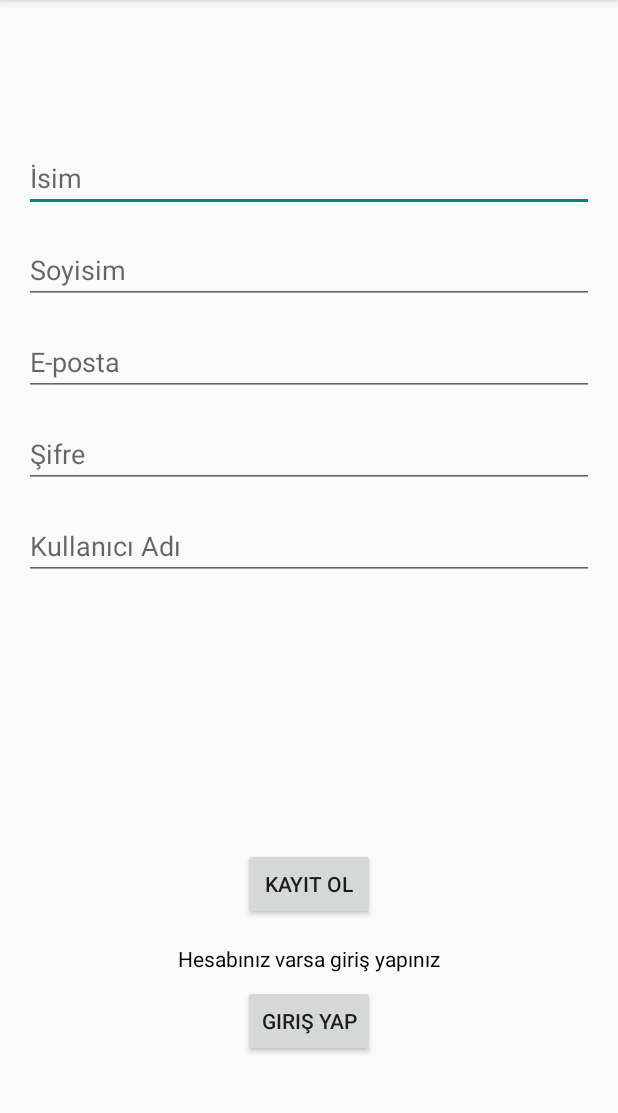
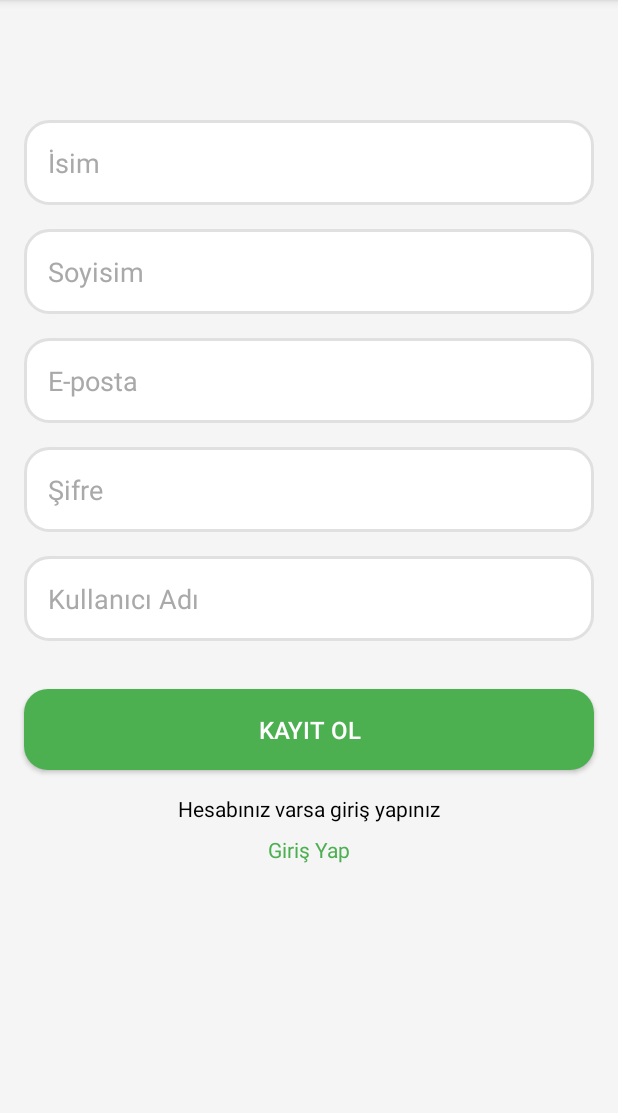
Before and after one commit to rumeysa111/calendar_app, an Android app: the screen it shows after launch (RegisterScreen), on a phone screen of 412 x 824 dp, the part 84-1197 px from its top. Run offline under Robolectric (Android 15) with nearby library versions, the phone set to English and light mode, and no system bars; our stand-ins replace Firebase (no records; nobody signed in at launch, a user with empty details on screens opened directly).

Commit message:
login register ui updated

```diff
--- a/app/src/main/java/com/example/java_proje/RegisterScreen.java
+++ b/app/src/main/java/com/example/java_proje/RegisterScreen.java
@@ -2,8 +2,10 @@ package com.example.java_proje;
 
 import android.content.Intent;
 import android.os.Bundle;
+import android.view.View;
 import android.widget.Button;
 import android.widget.EditText;
+import android.widget.TextView;
 import android.widget.Toast;
 
 import androidx.activity.EdgeToEdge;
@@ -43,11 +45,17 @@ public class RegisterScreen extends AppCompatActivity {
         // Kayıt ol butonunu buluyoruz
         Button registerButton = findViewById(R.id.register_button);
 
-        Button loginButton=findViewById(R.id.login_button);
-        loginButton.setOnClickListener(view -> {
-            Intent intent=new Intent(RegisterScreen.this,LoginScreen.class);
-            startActivity(intent);
+        TextView loginText = findViewById(R.id.login_text);
+
+        loginText.setOnClickListener(new View.OnClickListener() {
+            @Override
+            public void onClick(View v) {
+                // Giriş yap ekranına geçiş yap
+                Intent intent = new Intent(RegisterScreen.this, LoginScreen.class);
+                startActivity(intent);
+            }
         });
+
 
         // Kayıt ol butonuna tıklama olayını ekliyoruz
         registerButton.setOnClickListener(view -> {
--- /dev/null
+++ b/app/src/main/res/drawable/rounded_button.xml
@@ -0,0 +1,5 @@
+<?xml version="1.0" encoding="utf-8"?>
+<shape xmlns:android="http://schemas.android.com/apk/res/android">
+    <solid android:color="@color/button_background"/> <!-- Buton rengini ayarlayın -->
+    <corners android:radius="16dp"/> <!-- Kenar yuvarlaklığını ayarlayın -->
+</shape>
--- /dev/null
+++ b/app/src/main/res/drawable/rounded_edittext.xml
@@ -0,0 +1,11 @@
+<?xml version="1.0" encoding="utf-8"?>
+<shape xmlns:android="http://schemas.android.com/apk/res/android">
+    <!-- Background color -->
+    <solid android:color="#FFFFFF" />
+
+    <!-- Rounded corners -->
+    <corners android:radius="16dp" />
+
+    <!-- Border (optional) -->
+    <stroke android:color="#E0E0E0" android:width="2dp" />
+</shape>
--- a/app/src/main/res/layout/activity_register_screen.xml
+++ b/app/src/main/res/layout/activity_register_screen.xml
@@ -5,7 +5,8 @@
     android:id="@+id/main"
     android:layout_width="match_parent"
     android:layout_height="match_parent"
-    tools:context=".RegisterScreen">
+    tools:context=".RegisterScreen"
+    android:background="@color/background_color">
 
     <!-- İsim EditText -->
     <EditText
@@ -13,10 +14,14 @@
         android:layout_width="0dp"
         android:layout_height="wrap_content"
         android:hint="İsim"
+        android:textColor="@color/black"
+        android:textColorHint="@color/gray"
+        android:background="@drawable/rounded_edittext"
+        android:padding="16dp"
         app:layout_constraintEnd_toEndOf="parent"
         app:layout_constraintStart_toStartOf="parent"
         app:layout_constraintTop_toTopOf="parent"
-        android:layout_marginTop="96dp"
+        android:layout_marginTop="80dp"
         android:layout_marginStart="16dp"
         android:layout_marginEnd="16dp"/>
 
@@ -26,6 +31,10 @@
         android:layout_width="0dp"
         android:layout_height="wrap_content"
         android:hint="Soyisim"
+        android:textColor="@color/black"
+        android:textColorHint="@color/gray"
+        android:background="@drawable/rounded_edittext"
+        android:padding="16dp"
         app:layout_constraintEnd_toEndOf="parent"
         app:layout_constraintStart_toStartOf="parent"
         app:layout_constraintTop_toBottomOf="@id/isim_edit"
@@ -39,6 +48,10 @@
         android:layout_width="0dp"
         android:layout_height="wrap_content"
         android:hint="E-posta"
+        android:textColor="@color/black"
+        android:textColorHint="@color/gray"
+        android:background="@drawable/rounded_edittext"
+        android:padding="16dp"
         app:layout_constraintEnd_toEndOf="parent"
         app:layout_constraintStart_toStartOf="parent"
         app:layout_constraintTop_toBottomOf="@id/soyisim_edit"
@@ -53,6 +66,10 @@
         android:layout_height="wrap_content"
         android:hint="Şifre"
         android:inputType="textPassword"
+        android:textColor="@color/black"
+        android:textColorHint="@color/gray"
+        android:background="@drawable/rounded_edittext"
+        android:padding="16dp"
         app:layout_constraintEnd_toEndOf="parent"
         app:layout_constraintStart_toStartOf="parent"
         app:layout_constraintTop_toBottomOf="@id/email_edit"
@@ -66,6 +83,10 @@
         android:layout_width="0dp"
         android:layout_height="wrap_content"
         android:hint="Kullanıcı Adı"
+        android:textColor="@color/black"
+        android:textColorHint="@color/gray"
+        android:background="@drawable/rounded_edittext"
+        android:padding="16dp"
         app:layout_constraintEnd_toEndOf="parent"
         app:layout_constraintStart_toStartOf="parent"
         app:layout_constraintTop_toBottomOf="@id/password_edit"
@@ -76,36 +97,47 @@
     <!-- Kayıt Ol Butonu -->
     <Button
         android:id="@+id/register_button"
-        android:layout_width="wrap_content"
+        android:layout_width="0dp"
         android:layout_height="wrap_content"
         android:text="Kayıt Ol"
-        app:layout_constraintBottom_toBottomOf="parent"
+        android:textColor="@android:color/white"
+        android:textSize="16sp"
+        android:padding="16dp"
+        android:layout_marginTop="32dp"
+        app:layout_constraintTop_toBottomOf="@id/username_edit"
+        app:layout_constraintStart_toStartOf="parent"
         app:layout_constraintEnd_toEndOf="parent"
-        app:layout_constraintStart_toStartOf="parent"
-        app:layout_constraintTop_toBottomOf="@id/username_edit"
-        android:layout_marginTop="24dp"/>
+        android:layout_marginStart="16dp"
+        android:layout_marginEnd="16dp"
+        android:background="@drawable/rounded_button" /> <!-- Yuvarlatılmış arka plan -->
+
+
     <!-- Giriş Yap TextView -->
     <TextView
         android:id="@+id/login_prompt"
         android:layout_width="wrap_content"
         android:layout_height="wrap_content"
         android:text="Hesabınız varsa giriş yapınız"
-        android:textColor="@android:color/black"
+        android:textColor="@color/black"
         android:layout_marginTop="16dp"
+        android:layout_marginBottom="16dp"
         app:layout_constraintTop_toBottomOf="@id/register_button"
         app:layout_constraintEnd_toEndOf="parent"
         app:layout_constraintStart_toStartOf="parent" />
 
-    <!-- Giriş Yap Butonu -->
-    <Button
-        android:id="@+id/login_button"
+    <!-- Giriş Yap Tıklanabilir TextView -->
+    <TextView
+        android:id="@+id/login_text"
         android:layout_width="wrap_content"
         android:layout_height="wrap_content"
         android:text="Giriş Yap"
+        android:textColor="@color/button_background"
+        android:textSize="14sp"
+        android:layout_marginTop="8dp"
+        android:clickable="true"
+        android:focusable="true"
         app:layout_constraintTop_toBottomOf="@id/login_prompt"
-        app:layout_constraintEnd_toEndOf="parent"
         app:layout_constraintStart_toStartOf="parent"
-        android:layout_marginTop="8dp"/>
-
+        app:layout_constraintEnd_toEndOf="parent"/>
 
 </androidx.constraintlayout.widget.ConstraintLayout>
--- a/app/src/main/res/values/colors.xml
+++ b/app/src/main/res/values/colors.xml
@@ -1,5 +1,8 @@
 <?xml version="1.0" encoding="utf-8"?>
 <resources>
+    <color name="button_background">#4CAF50</color> <!-- Buton için yeşil arka plan -->
+    <color name="background_color">#F5F5F5</color> <!-- Arka plan rengi -->
+    <color name="gray">#A9A9A9</color>
     <color name="black">#FF000000</color>
     <color name="white">#FFFFFFFF</color>
 </resources>
```
Also changed, not shown: app/src/main/java/com/example/java_proje/TeamsFragment.java (+30 -11 lines), app/src/main/res/layout/activity_login_screen.xml (+15 -3 lines), app/src/main/res/layout/dialog_add_user.xml (+23 -3 lines).
